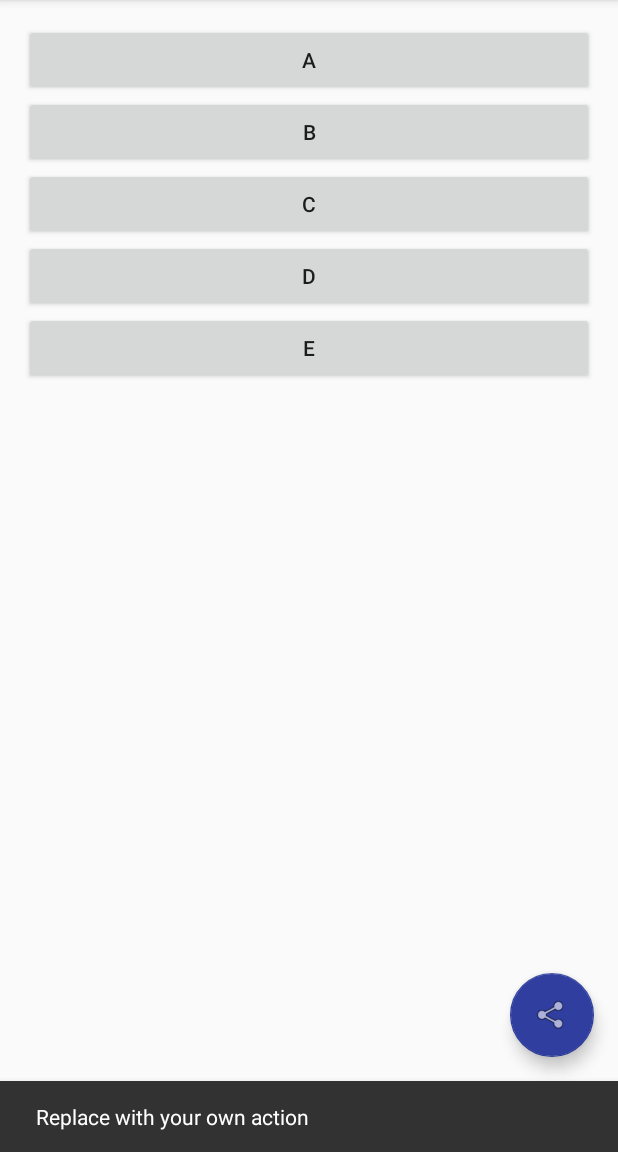
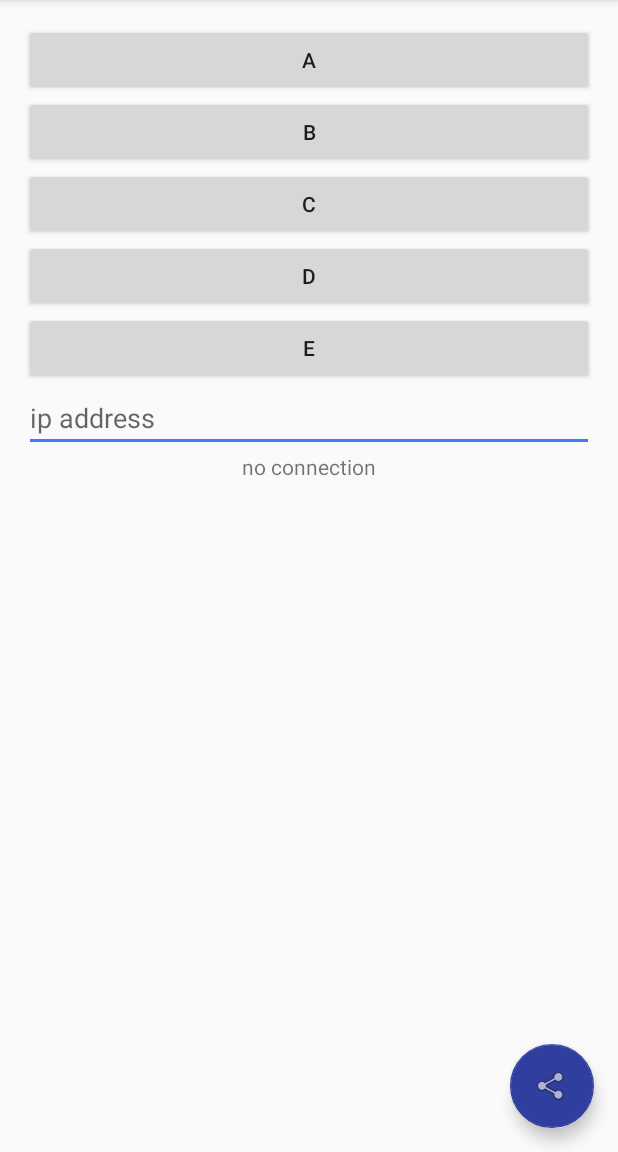
Before and after one commit to NicholasSchweikart/voto-android, an Android app: the screen it shows after launch (MainActivity), after a tap on an icon or button, on a phone screen of 412 x 824 dp, the part 84-1236 px from its top. Run offline under Robolectric (Android 15) with nearby library versions, the light colour scheme and no system bars.

Commit message:
"Have some of the framework laid out for the Network Interface"

```diff
--- a/app/src/main/java/edu/mtu/cs3421/voto/MainActivity.java
+++ b/app/src/main/java/edu/mtu/cs3421/voto/MainActivity.java
@@ -17,11 +17,15 @@ import android.util.Log;
 import android.view.View;
 import android.view.Menu;
 import android.view.MenuItem;
+import android.widget.EditText;
+import android.widget.TextView;
 
-public class MainActivity extends AppCompatActivity implements ServiceConnection {
+public class MainActivity extends AppCompatActivity implements NetworkService.NetworkServiceListener {
     public static final String TAG = "Activity-Main";
 
     private NetworkService networkService;
+    private TextView connectionStatusTxt;
+    private EditText ipAddressTxt;
 
     @Override
     protected void onCreate(Bundle savedInstanceState) {
@@ -30,12 +34,18 @@ public class MainActivity extends AppCompatActivity implements ServiceConnection
         Toolbar toolbar = (Toolbar) findViewById(R.id.toolbar);
         setSupportActionBar(toolbar);
 
+        connectionStatusTxt = (TextView) findViewById(R.id.connectionStatusTextView);
+        ipAddressTxt = (EditText) findViewById(R.id.ipEditText);
+
         FloatingActionButton fab = (FloatingActionButton) findViewById(R.id.fab);
         fab.setOnClickListener(new View.OnClickListener() {
             @Override
             public void onClick(View view) {
-                Snackbar.make(view, "Replace with your own action", Snackbar.LENGTH_LONG)
-                        .setAction("Action", null).show();
+//                Snackbar.make(view, "Replace with your own action", Snackbar.LENGTH_LONG)
+//                        .setAction("Action", null).show()
+                // Start connection attempt here
+                String ipAddress = ipAddressTxt.getText().toString();
+
             }
         });
     }
@@ -67,41 +77,6 @@ public class MainActivity extends AppCompatActivity implements ServiceConnection
         super.onStart();
         Log.d(TAG, "onStart()");
 
-        Intent bindIntent = new Intent(this, NetworkService.class);
-        bindService(bindIntent, this, Context.BIND_AUTO_CREATE);
-        LocalBroadcastManager.getInstance(this).registerReceiver(networkServiceReciever, makeNetworkServiceIntentFilter());
     }
 
-    private IntentFilter makeNetworkServiceIntentFilter() {
-        final IntentFilter intentFilter = new IntentFilter();
-        intentFilter.addAction(NetworkService.ACTION_WHATEVER);
-
-        return intentFilter;
-    }
-
-
-    @Override
-    public void onServiceConnected(ComponentName componentName, IBinder iBinder) {
-        networkService = ((NetworkService.MyLocalBinder)iBinder).getService();
-        Log.d(TAG, "onServiceConnected GaitService= " + networkService);
-
-    }
-
-    @Override
-    public void onServiceDisconnected(ComponentName componentName) {
-        networkService = null;
-    }
-
-    private final BroadcastReceiver networkServiceReciever = new BroadcastReceiver() {
-
-        public void onReceive(Context context, Intent intent) {
-            String action = intent.getAction();
-
-            //*********************//
-            if (action.equals(NetworkService.ACTION_WHATEVER)) {
-                Log.d(TAG, "ready to go!");
-
-            }
-        }
-    };
 }
--- a/app/src/main/res/layout/content_main.xml
+++ b/app/src/main/res/layout/content_main.xml
@@ -47,5 +47,28 @@
             android:layout_width="match_parent"
             android:layout_height="wrap_content"
             android:id="@+id/button5" />
+
+        <EditText
+            android:layout_width="match_parent"
+            android:layout_height="wrap_content"
+            android:inputType="text"
+            android:ems="10"
+            android:id="@+id/ipEditText"
+            android:hint="ip address" />
+
+        <LinearLayout
+            android:orientation="horizontal"
+            android:layout_width="match_parent"
+            android:layout_height="match_parent">
+
+            <TextView
+                android:text="no connection"
+                android:layout_width="wrap_content"
+                android:layout_height="wrap_content"
+                android:id="@+id/connectionStatusTextView"
+                android:layout_weight="1"
+                android:textAlignment="center" />
+        </LinearLayout>
+
     </LinearLayout>
 </RelativeLayout>
```
Also changed, not shown: app/src/main/java/edu/mtu/cs3421/voto/NetworkService.java (+108 -28 lines).
